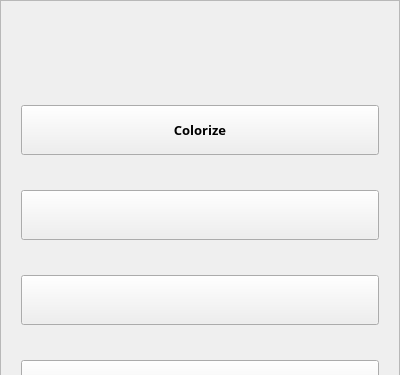
Above: ui/ai_frame.ui from SaebyeolShin/Colorization_UI_v1 before the change; both pictures show x 0 to 400 and y 0 to 375 of the 400 by 720 pixel window. Below: the same form after it.
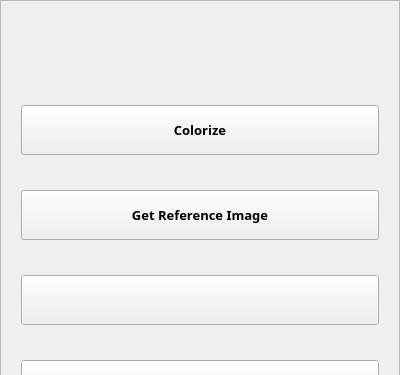
That is the form after the change.

Commit message: get_reference

```diff
--- a/ui/ai_frame.ui
+++ b/ui/ai_frame.ui
@@ -114,7 +114,7 @@
            </font>
           </property>
           <property name="text">
-           <string/>
+           <string>Get Reference Image</string>
           </property>
          </widget>
         </item>
```
Left out of the diff: 4 changed lines with no effect on the pictures. The commit also changes 5 other files.
